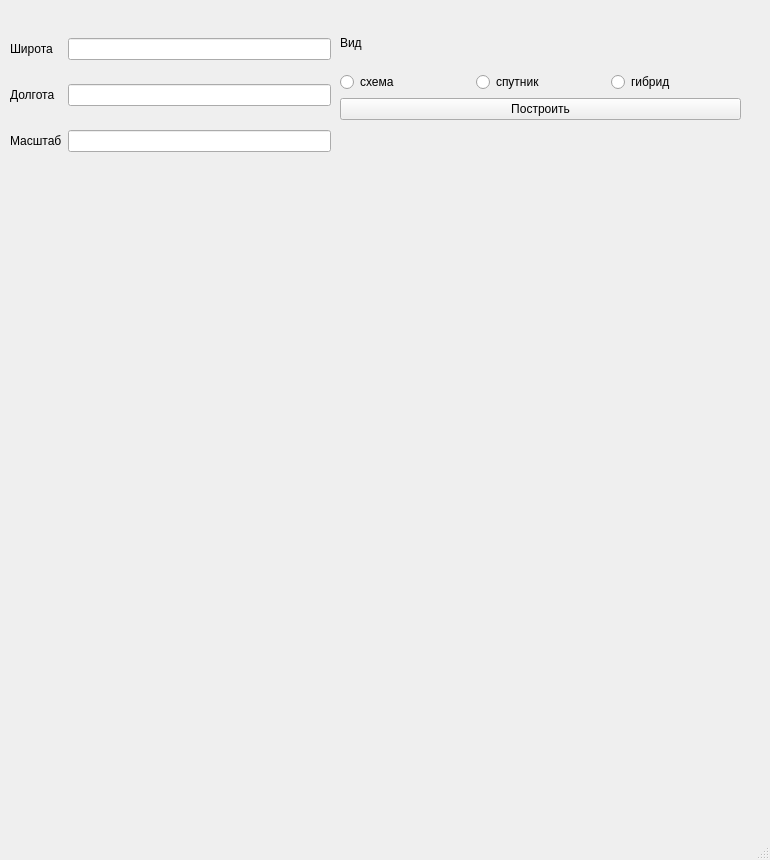
Above: des.ui from Darya-Tolmeneva/BigProject0-0 before the change. Below: the same form after it.
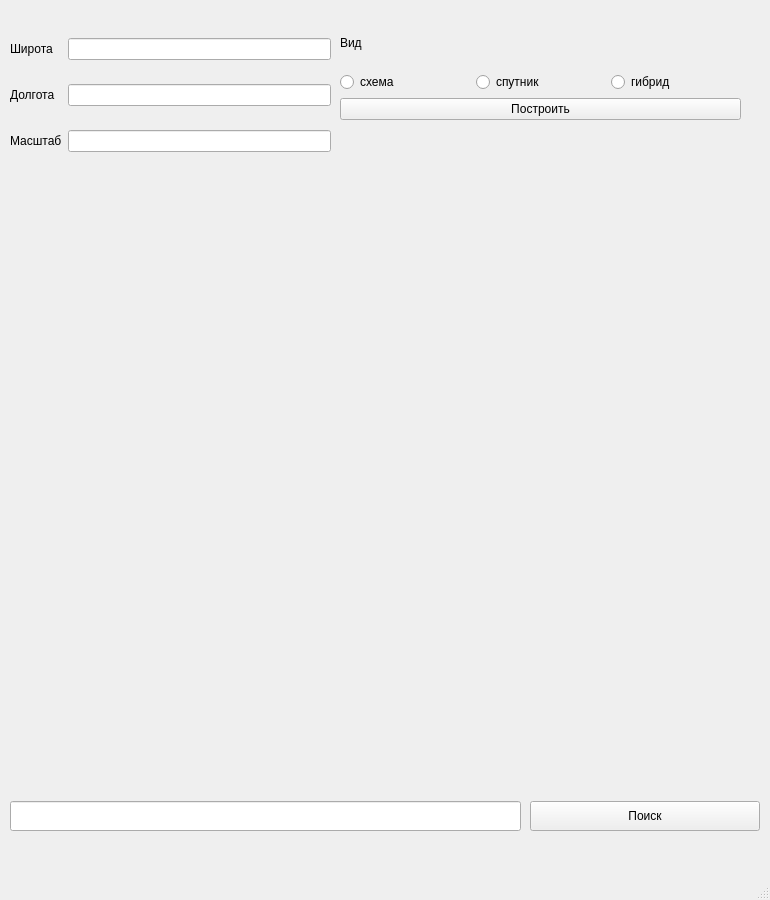
That is the form after the change.

Commit message: Добавлен поиск

Diff of the .ui file:
```diff
--- a/des.ui
+++ b/des.ui
@@ -7,7 +7,7 @@
     <x>0</x>
     <y>0</y>
     <width>770</width>
-    <height>860</height>
+    <height>900</height>
    </rect>
   </property>
   <property name="windowTitle">
@@ -127,6 +127,29 @@
      </item>
     </layout>
    </widget>
+   <widget class="QLineEdit" name="lineEdit_4">
+    <property name="geometry">
+     <rect>
+      <x>10</x>
+      <y>801</y>
+      <width>511</width>
+      <height>30</height>
+     </rect>
+    </property>
+   </widget>
+   <widget class="QPushButton" name="pushButton_2">
+    <property name="geometry">
+     <rect>
+      <x>530</x>
+      <y>801</y>
+      <width>230</width>
+      <height>30</height>
+     </rect>
+    </property>
+    <property name="text">
+     <string>Поиск</string>
+    </property>
+   </widget>
   </widget>
   <widget class="QMenuBar" name="menubar">
    <property name="geometry">
```
Left out of the diff: 2 changed lines with no effect on the pictures. The commit also changes 1 other file.
